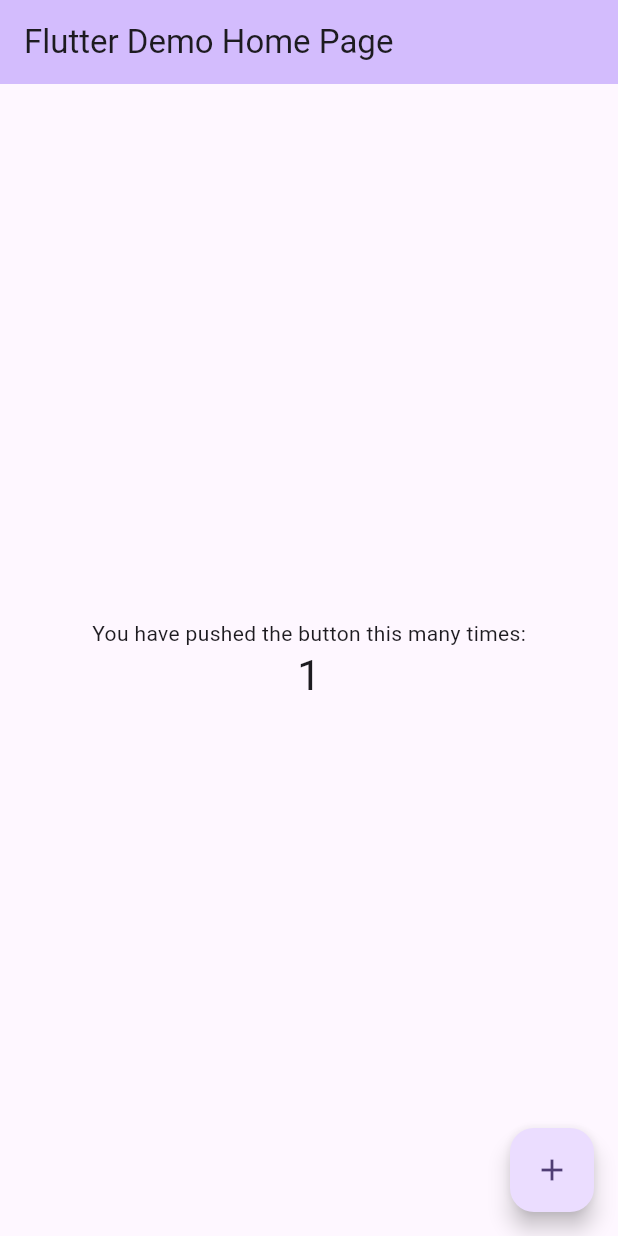
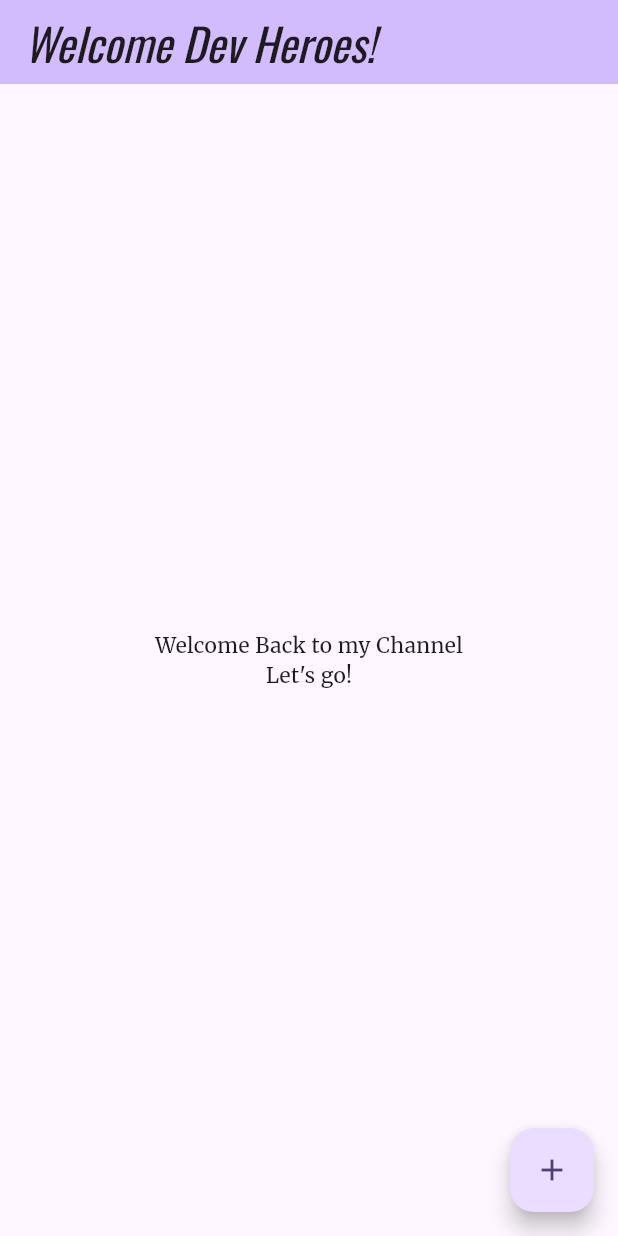
Before and after one commit to ChampaniUdayangani/flutter_custom_theme, a Flutter app: the screen it shows after launch, after a tap on the "add" icon, on a phone screen of 412 x 824 dp. Run offline on Flutter 3.47's test engine with Material 3 defaults, Android fonts, the phone set to English and light mode, and no system bars; our stand-ins replace google_fonts.

Commit message:
Added google fonts and created new screen

```diff
--- a/lib/main.dart
+++ b/lib/main.dart
@@ -1,4 +1,6 @@
 import 'package:flutter/material.dart';
+import 'package:flutter_custom_theme/screens/home_screen.dart';
+import 'package:google_fonts/google_fonts.dart';
 
 void main() {
   runApp(const MyApp());
@@ -13,110 +15,23 @@ class MyApp extends StatelessWidget {
     return MaterialApp(
       title: 'Flutter Demo',
       theme: ThemeData(
-        // This is the theme of your application.
-        //
-        // TRY THIS: Try running your application with "flutter run". You'll see
-        // the application has a purple toolbar. Then, without quitting the app,
-        // try changing the seedColor in the colorScheme below to Colors.green
-        // and then invoke "hot reload" (save your changes or press the "hot
-        // reload" button in a Flutter-supported IDE, or press "r" if you used
-        // the command line to start the app).
-        //
-        // Notice that the counter didn't reset back to zero; the application
-        // state is not lost during the reload. To reset the state, use hot
-        // restart instead.
-        //
-        // This works for code too, not just values: Most code changes can be
-        // tested with just a hot reload.
         colorScheme: ColorScheme.fromSeed(seedColor: Colors.deepPurple),
+        textTheme: TextTheme(
+          displayLarge: const TextStyle(
+            fontSize: 72,
+            fontWeight: FontWeight.bold,
+          ),
+          // ···
+          titleLarge: GoogleFonts.oswald(
+            fontSize: 30,
+            fontStyle: FontStyle.italic,
+          ),
+          bodyMedium: GoogleFonts.merriweather(),
+          displaySmall: GoogleFonts.pacifico(),
+        ),
       ),
-      home: const MyHomePage(title: 'Flutter Demo Home Page'),
+
+      home: HomeScreen(),
     );
   }
 }
-
-class MyHomePage extends StatefulWidget {
-  const MyHomePage({super.key, required this.title});
-
-  // This widget is the home page of your application. It is stateful, meaning
-  // that it has a State object (defined below) that contains fields that affect
-  // how it looks.
-
-  // This class is the configuration for the state. It holds the values (in this
-  // case the title) provided by the parent (in this case the App widget) and
-  // used by the build method of the State. Fields in a Widget subclass are
-  // always marked "final".
-
-  final String title;
-
-  @override
-  State<MyHomePage> createState() => _MyHomePageState();
-}
-
-class _MyHomePageState extends State<MyHomePage> {
-  int _counter = 0;
-
-  void _incrementCounter() {
-    setState(() {
-      // This call to setState tells the Flutter framework that something has
-      // changed in this State, which causes it to rerun the build method below
-      // so that the display can reflect the updated values. If we changed
-      // _counter without calling setState(), then the build method would not be
-      // called again, and so nothing would appear to happen.
-      _counter++;
-    });
-  }
-
-  @override
-  Widget build(BuildContext context) {
-    // This method is rerun every time setState is called, for instance as done
-    // by the _incrementCounter method above.
-    //
-    // The Flutter framework has been optimized to make rerunning build methods
-    // fast, so that you can just rebuild anything that needs updating rather
-    // than having to individually change instances of widgets.
-    return Scaffold(
-      appBar: AppBar(
-        // TRY THIS: Try changing the color here to a specific color (to
-        // Colors.amber, perhaps?) and trigger a hot reload to see the AppBar
-        // change color while the other colors stay the same.
-        backgroundColor: Theme.of(context).colorScheme.inversePrimary,
-        // Here we take the value from the MyHomePage object that was created by
-        // the App.build method, and use it to set our appbar title.
-        title: Text(widget.title),
-      ),
-      body: Center(
-        // Center is a layout widget. It takes a single child and positions it
-        // in the middle of the parent.
-        child: Column(
-          // Column is also a layout widget. It takes a list of children and
-          // arranges them vertically. By default, it sizes itself to fit its
-          // children horizontally, and tries to be as tall as its parent.
-          //
-          // Column has various properties to control how it sizes itself and
-          // how it positions its children. Here we use mainAxisAlignment to
-          // center the children vertically; the main axis here is the vertical
-          // axis because Columns are vertical (the cross axis would be
-          // horizontal).
-          //
-          // TRY THIS: Invoke "debug painting" (choose the "Toggle Debug Paint"
-          // action in the IDE, or press "p" in the console), to see the
-          // wireframe for each widget.
-          mainAxisAlignment: MainAxisAlignment.center,
-          children: <Widget>[
-            const Text('You have pushed the button this many times:'),
-            Text(
-              '$_counter',
-              style: Theme.of(context).textTheme.headlineMedium,
-            ),
-          ],
-        ),
-      ),
-      floatingActionButton: FloatingActionButton(
-        onPressed: _incrementCounter,
-        tooltip: 'Increment',
-        child: const Icon(Icons.add),
-      ), // This trailing comma makes auto-formatting nicer for build methods.
-    );
-  }
-}
--- /dev/null
+++ b/lib/screens/home_screen.dart
@@ -0,0 +1,33 @@
+import 'package:flutter/material.dart';
+
+class HomeScreen extends StatelessWidget {
+  const HomeScreen({super.key});
+
+  @override
+  Widget build(BuildContext context) {
+    return Scaffold(
+      appBar: AppBar(
+        backgroundColor: Theme.of(context).colorScheme.inversePrimary,
+
+        title: Text("Welcome Dev Heroes!"),
+      ),
+      body: Center(
+        child: Column(
+          mainAxisAlignment: MainAxisAlignment.center,
+          children: <Widget>[
+            Text(
+              'Welcome Back to my Channel',
+              style: Theme.of(context).textTheme.bodyMedium,
+            ),
+            Text("Let's go!"),
+          ],
+        ),
+      ),
+      floatingActionButton: FloatingActionButton(
+        onPressed: () {},
+        tooltip: 'Increment',
+        child: const Icon(Icons.add),
+      ),
+    );
+  }
+}
--- a/pubspec.yaml
+++ b/pubspec.yaml
@@ -34,6 +34,7 @@ dependencies:
   # The following adds the Cupertino Icons font to your application.
   # Use with the CupertinoIcons class for iOS style icons.
   cupertino_icons: ^1.0.8
+  google_fonts: ^6.2.1
 
 dev_dependencies:
   flutter_test:
```
Also changed, not shown: pubspec.lock.
